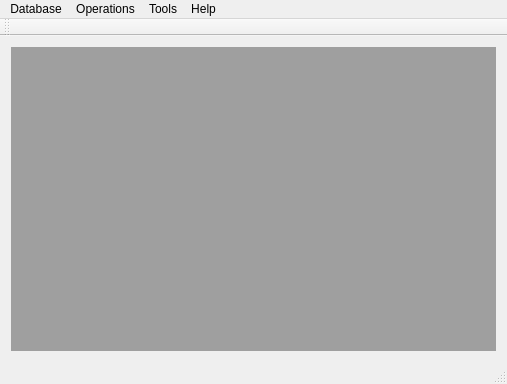
Before: the Qt Designer form mainwindow.ui in firemariovn/qt-inventory, drawn with Qt 5.
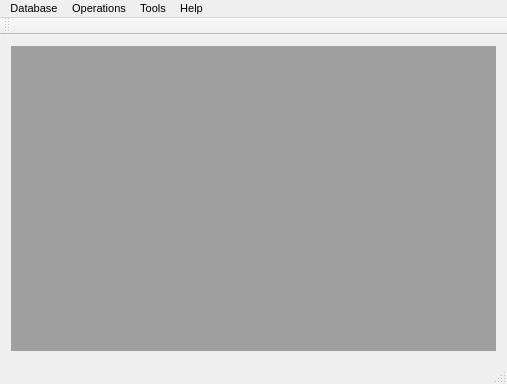
After: the same form once the commit is applied. Icons and pictures are not drawn.

Diff of the .ui file:
```diff
--- a/mainwindow.ui
+++ b/mainwindow.ui
@@ -10,6 +10,11 @@
     <height>384</height>
    </rect>
   </property>
+  <property name="font">
+   <font>
+    <pointsize>8</pointsize>
+   </font>
+  </property>
   <property name="windowTitle">
    <string>Inventory</string>
   </property>
@@ -30,7 +35,7 @@
      <x>0</x>
      <y>0</y>
      <width>507</width>
-     <height>21</height>
+     <height>19</height>
     </rect>
    </property>
    <widget class="QMenu" name="menuDatabase">
```
